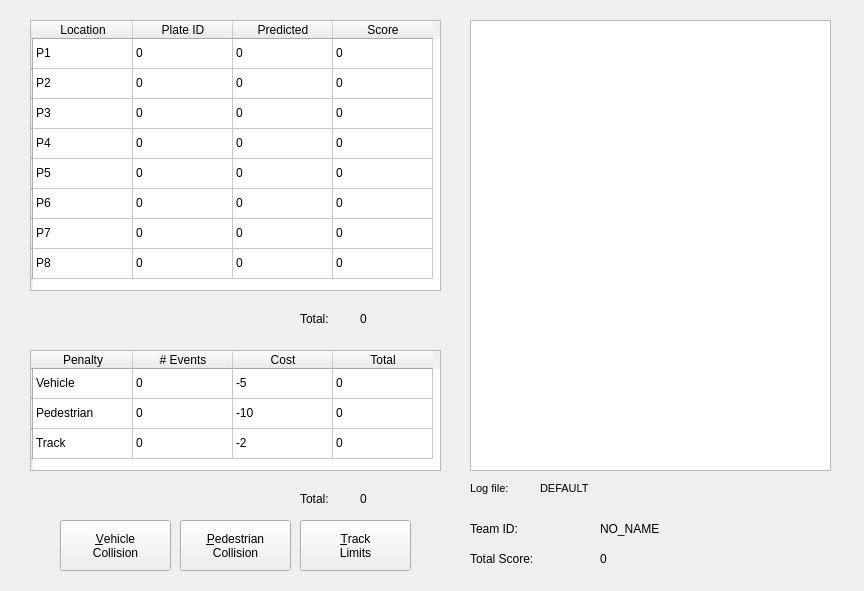
Above: enph353/enph353_utils/scripts/score_tracker.ui from stevenxu27/ENPH353_Competition_5 before the change. Below: the same form after it.
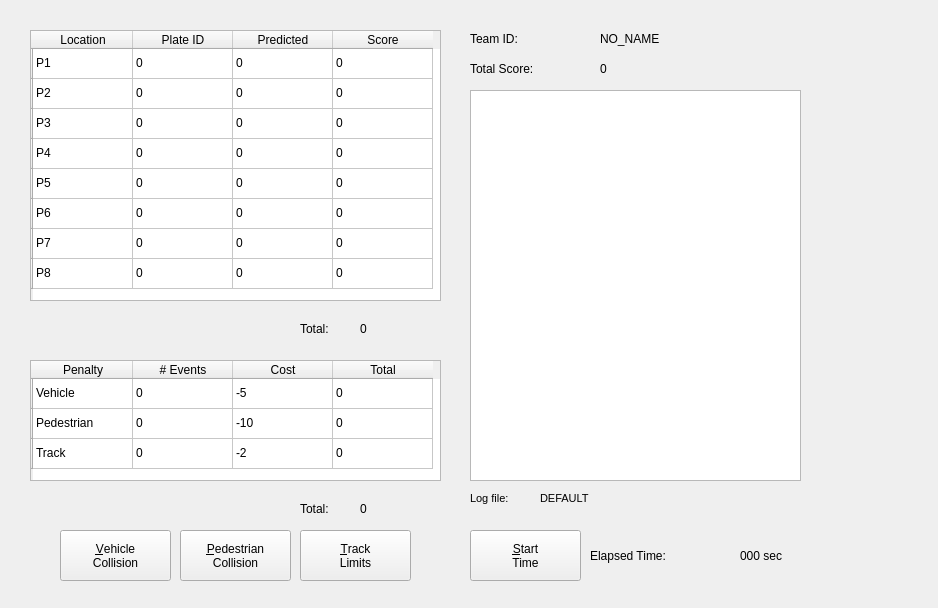
That is the form after the change. Icons and pictures are not drawn.

Commit message: ADD FEATURE: Added timer and logos.

Diff of the .ui file:
```diff
--- a/enph353/enph353_utils/scripts/score_tracker.ui
+++ b/enph353/enph353_utils/scripts/score_tracker.ui
@@ -6,8 +6,8 @@
    <rect>
     <x>0</x>
     <y>0</y>
-    <width>864</width>
-    <height>591</height>
+    <width>938</width>
+    <height>608</height>
    </rect>
   </property>
   <property name="windowTitle">
@@ -17,7 +17,7 @@
    <property name="geometry">
     <rect>
      <x>60</x>
-     <y>520</y>
+     <y>530</y>
      <width>111</width>
      <height>51</height>
     </rect>
@@ -31,7 +31,7 @@
    <property name="geometry">
     <rect>
      <x>180</x>
-     <y>520</y>
+     <y>530</y>
      <width>111</width>
      <height>51</height>
     </rect>
@@ -45,7 +45,7 @@
    <property name="geometry">
     <rect>
      <x>300</x>
-     <y>520</y>
+     <y>530</y>
      <width>111</width>
      <height>51</height>
     </rect>
@@ -59,7 +59,7 @@
    <property name="geometry">
     <rect>
      <x>30</x>
-     <y>20</y>
+     <y>30</y>
      <width>411</width>
      <height>271</height>
     </rect>
@@ -289,7 +289,7 @@
    <property name="geometry">
     <rect>
      <x>30</x>
-     <y>350</y>
+     <y>360</y>
      <width>411</width>
      <height>121</height>
     </rect>
@@ -394,7 +394,7 @@
    <property name="geometry">
     <rect>
      <x>300</x>
-     <y>310</y>
+     <y>320</y>
      <width>51</width>
      <height>17</height>
     </rect>
@@ -407,7 +407,7 @@
    <property name="geometry">
     <rect>
      <x>360</x>
-     <y>310</y>
+     <y>320</y>
      <width>41</width>
      <height>17</height>
     </rect>
@@ -420,7 +420,7 @@
    <property name="geometry">
     <rect>
      <x>300</x>
-     <y>490</y>
+     <y>500</y>
      <width>51</width>
      <height>17</height>
     </rect>
@@ -433,7 +433,7 @@
    <property name="geometry">
     <rect>
      <x>360</x>
-     <y>490</y>
+     <y>500</y>
      <width>41</width>
      <height>17</height>
     </rect>
@@ -446,9 +446,9 @@
    <property name="geometry">
     <rect>
      <x>470</x>
-     <y>20</y>
-     <width>361</width>
-     <height>451</height>
+     <y>90</y>
+     <width>331</width>
+     <height>391</height>
     </rect>
    </property>
    <property name="font">
@@ -456,19 +456,22 @@
      <pointsize>8</pointsize>
     </font>
    </property>
+   <property name="styleSheet">
+    <string notr="true"/>
+   </property>
    <property name="html">
     <string>&lt;!DOCTYPE HTML PUBLIC &quot;-//W3C//DTD HTML 4.0//EN&quot; &quot;http://www.w3.org/TR/REC-html40/strict.dtd&quot;&gt;
 &lt;html&gt;&lt;head&gt;&lt;meta name=&quot;qrichtext&quot; content=&quot;1&quot; /&gt;&lt;style type=&quot;text/css&quot;&gt;
 p, li { white-space: pre-wrap; }
 &lt;/style&gt;&lt;/head&gt;&lt;body style=&quot; font-family:'Noto Sans'; font-size:8pt; font-weight:400; font-style:normal;&quot;&gt;
-&lt;p style=&quot;-qt-paragraph-type:empty; margin-top:0px; margin-bottom:0px; margin-left:0px; margin-right:0px; -qt-block-indent:0; text-indent:0px; font-size:6pt;&quot;&gt;&lt;br /&gt;&lt;/p&gt;&lt;/body&gt;&lt;/html&gt;</string>
+&lt;p style=&quot;-qt-paragraph-type:empty; margin-top:0px; margin-bottom:0px; margin-left:0px; margin-right:0px; -qt-block-indent:0; text-indent:0px;&quot;&gt;&lt;br /&gt;&lt;/p&gt;&lt;/body&gt;&lt;/html&gt;</string>
    </property>
   </widget>
   <widget class="QLabel" name="team_ID_label_QL">
    <property name="geometry">
     <rect>
      <x>470</x>
-     <y>520</y>
+     <y>30</y>
      <width>101</width>
      <height>17</height>
     </rect>
@@ -481,7 +484,7 @@
    <property name="geometry">
     <rect>
      <x>470</x>
-     <y>550</y>
+     <y>60</y>
      <width>101</width>
      <height>17</height>
     </rect>
@@ -494,7 +497,7 @@
    <property name="geometry">
     <rect>
      <x>600</x>
-     <y>520</y>
+     <y>30</y>
      <width>111</width>
      <height>17</height>
     </rect>
@@ -507,7 +510,7 @@
    <property name="geometry">
     <rect>
      <x>600</x>
-     <y>550</y>
+     <y>60</y>
      <width>101</width>
      <height>17</height>
     </rect>
@@ -520,7 +523,7 @@
    <property name="geometry">
     <rect>
      <x>470</x>
-     <y>480</y>
+     <y>490</y>
      <width>61</width>
      <height>17</height>
     </rect>
@@ -538,7 +541,7 @@
    <property name="geometry">
     <rect>
      <x>540</x>
-     <y>480</y>
+     <y>490</y>
      <width>291</width>
      <height>17</height>
     </rect>
@@ -552,6 +555,62 @@
     <string>DEFAULT</string>
    </property>
   </widget>
+  <widget class="QPushButton" name="start_timer_QPB">
+   <property name="geometry">
+    <rect>
+     <x>470</x>
+     <y>530</y>
+     <width>111</width>
+     <height>51</height>
+    </rect>
+   </property>
+   <property name="text">
+    <string>&amp;Start
+Time</string>
+   </property>
+  </widget>
+  <widget class="QLabel" name="elapsed_time_value_QL">
+   <property name="geometry">
+    <rect>
+     <x>740</x>
+     <y>540</y>
+     <width>81</width>
+     <height>31</height>
+    </rect>
+   </property>
+   <property name="text">
+    <string>000 sec</string>
+   </property>
+  </widget>
+  <widget class="QLabel" name="elapsed_time_value_QL_2">
+   <property name="geometry">
+    <rect>
+     <x>590</x>
+     <y>540</y>
+     <width>121</width>
+     <height>31</height>
+    </rect>
+   </property>
+   <property name="text">
+    <string>Elapsed Time:</string>
+   </property>
+  </widget>
+  <widget class="QLabel" name="label_QL">
+   <property name="geometry">
+    <rect>
+     <x>810</x>
+     <y>150</y>
+     <width>121</width>
+     <height>261</height>
+    </rect>
+   </property>
+   <property name="styleSheet">
+    <string notr="true"/>
+   </property>
+   <property name="text">
+    <string/>
+   </property>
+  </widget>
  </widget>
  <resources/>
  <connections/>
```
Left out of the diff: 4 changed lines with no effect on the pictures. The commit also changes 3 other files.
